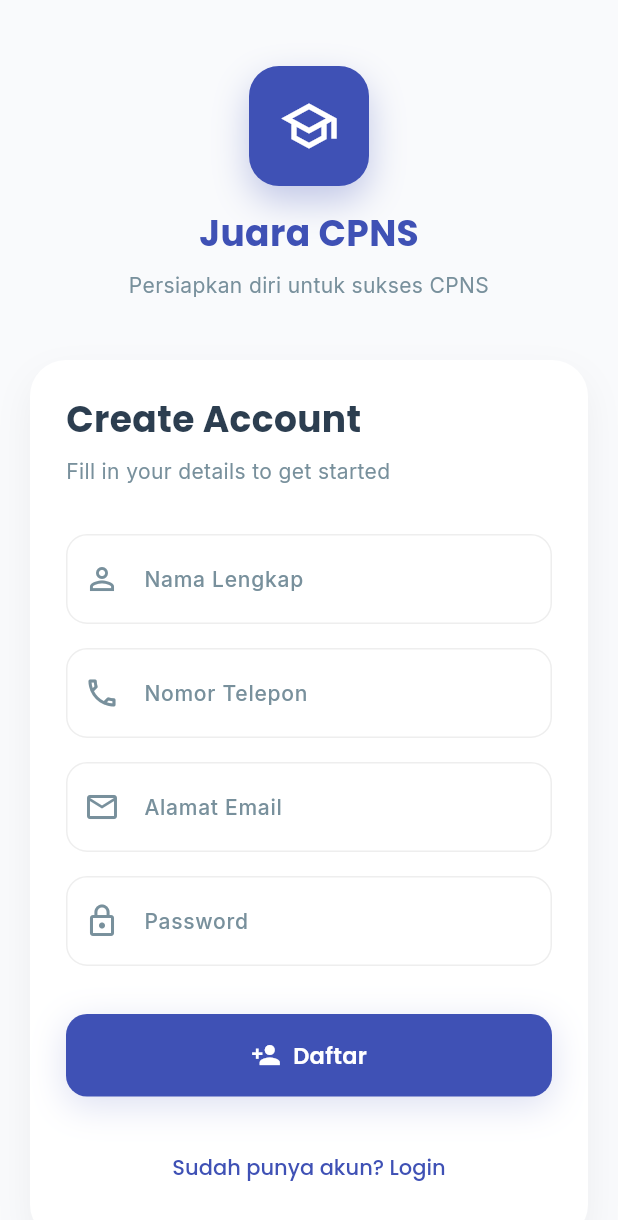
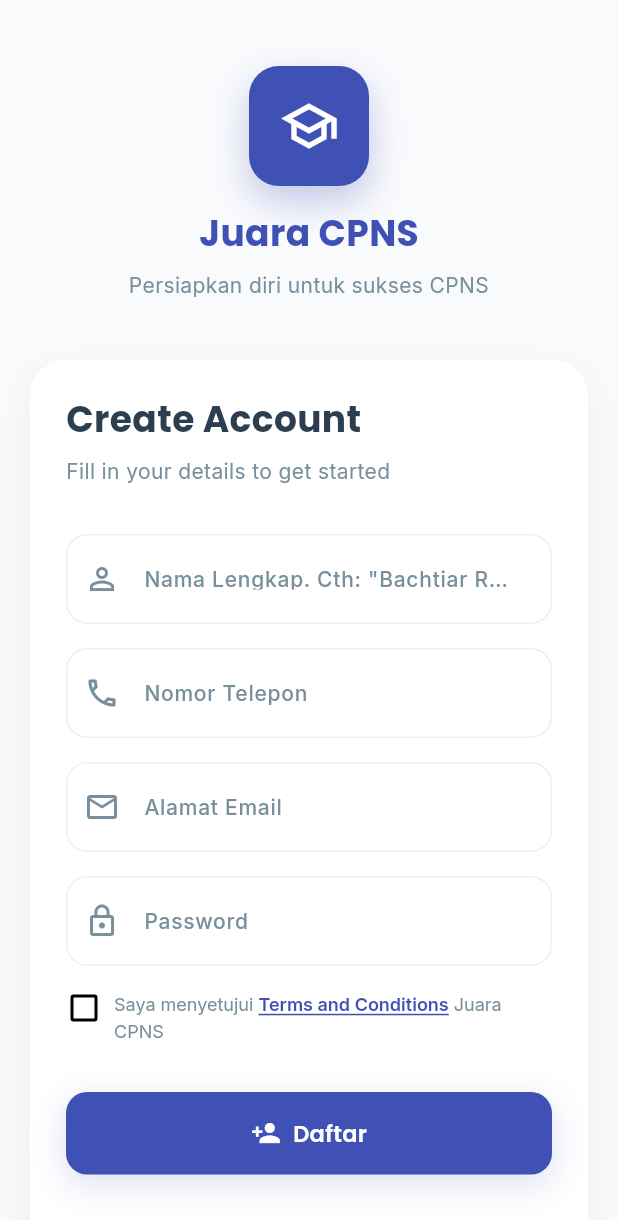
Before and after one commit to arizonaadipradana/juara_cpns, a Flutter app: the screen it shows after launch, after a tap on "Login", after a tap on "Belum punya akun? Daftar sekarang", on a phone screen of 412 x 824 dp. Shown: the top 1220 px of the screen. Run offline on Flutter 3.47's test engine with Material 3 defaults, Android fonts, the phone set to English and light mode, and no system bars; our stand-ins replace cloud_firestore, firebase_auth, firebase_core, flutter_svg, google_fonts, lottie and 2 more; accounts and stored records are empty.

Commit message:
Add terms and conditions checkbox to registration form and enhance CustomButton with disabled state

```diff
--- a/lib/screens/auth_screen.dart
+++ b/lib/screens/auth_screen.dart
@@ -1,7 +1,9 @@
 import 'package:cloud_firestore/cloud_firestore.dart';
 import 'package:firebase_auth/firebase_auth.dart';
+import 'package:flutter/gestures.dart';
 import 'package:flutter/material.dart';
 import 'package:juara_cpns/main.dart';
+import 'package:juara_cpns/screens/help_screen.dart';
 import 'package:juara_cpns/theme/app_theme.dart';
 import 'package:juara_cpns/widgets//custom_button.dart';
 import 'package:juara_cpns/widgets//responsive_builder.dart';
@@ -20,6 +22,7 @@ class _AuthScreenState extends State<AuthScreen> with SingleTickerProviderStateM
   final _formKey = GlobalKey<FormState>();
   var _isLogin = true;
   var _isLoading = false;
+  var _termsAccepted = false;
   String _email = '';
   String _password = '';
   String _username = '';
@@ -242,7 +245,7 @@ class _AuthScreenState extends State<AuthScreen> with SingleTickerProviderStateM
                             return null;
                           },
                           decoration: const InputDecoration(
-                            labelText: 'Nama Lengkap',
+                            labelText: 'Nama Lengkap. Cth: "Bachtiar Rachmanto"',
                             prefixIcon: Icon(Icons.person_outline),
                           ),
                           onSaved: (value) {
@@ -261,10 +264,12 @@ class _AuthScreenState extends State<AuthScreen> with SingleTickerProviderStateM
                           decoration: const InputDecoration(
                             labelText: 'Nomor Telepon',
                             prefixIcon: Icon(Icons.phone_outlined),
+                            prefixText: "+62",
+                            prefixStyle: TextStyle(color: Colors.black)
                           ),
                           keyboardType: TextInputType.phone,
                           onSaved: (value) {
-                            _phoneNumber = value ?? '';
+                            _phoneNumber = '+62${value ?? ''}';
                           },
                         ),
                         const SizedBox(height: 16),
@@ -320,13 +325,78 @@ class _AuthScreenState extends State<AuthScreen> with SingleTickerProviderStateM
                       ),
                     ),
 
+                  // Tambahkan checkbox persetujuan Terms and Conditions untuk halaman pendaftaran
+                  if (!_isLogin)
+                    Padding(
+                      padding: const EdgeInsets.only(top: 16.0),
+                      child: Row(
+                        crossAxisAlignment: CrossAxisAlignment.start,
+                        children: [
+                          SizedBox(
+                            width: 24,
+                            height: 24,
+                            child: Checkbox(
+                              value: _termsAccepted,
+                              activeColor: AppTheme.primaryColor,
+                              onChanged: (value) {
+                                setState(() {
+                                  _termsAccepted = value ?? false;
+                                });
+                              },
+                            ),
+                          ),
+                          const SizedBox(width: 8),
+                          Expanded(
+                            child: RichText(
+                              text: TextSpan(
+                                style: AppTheme.textTheme.bodySmall?.copyWith(
+                                  color: AppTheme.textSecondaryColor,
+                                ),
+                                children: [
+                                  const TextSpan(
+                                    text: 'Saya menyetujui ',
+                                  ),
+                                  TextSpan(
+                                    text: 'Terms and Conditions',
+                                    style: AppTheme.textTheme.bodySmall?.copyWith(
+                                      color: AppTheme.primaryColor,
+                                      fontWeight: FontWeight.w600,
+                                      decoration: TextDecoration.underline,
+                                    ),
+                                    recognizer: TapGestureRecognizer()
+                                      ..onTap = () {
+                                        Navigator.push(
+                                          context,
+                                          MaterialPageRoute(
+                                            builder: (context) => const HelpScreen(),
+                                          ),
+                                        );
+                                      },
+                                  ),
+                                  const TextSpan(
+                                    text: ' Juara CPNS',
+                                  ),
+                                ],
+                              ),
+                            ),
+                          ),
+                        ],
+                      ),
+                    ),
+
                   const SizedBox(height: 32),
 
                   CustomButton(
                     text: _isLogin ? 'Login' : 'Daftar',
-                    onPressed: _submit,
+                    onPressed: () {
+                      if (_isLogin || _termsAccepted) {
+                        _submit();
+                      }
+                    },
                     isLoading: _isLoading,
                     icon: _isLogin ? Icons.login : Icons.person_add,
+                    // Tombol menjadi disabled jika terms belum dicentang
+                    disabled: !_isLogin && !_termsAccepted,
                   ),
 
                   const SizedBox(height: 24),
--- a/lib/screens/help_screen.dart
+++ b/lib/screens/help_screen.dart
@@ -96,6 +96,7 @@ class _HelpScreenState extends State<HelpScreen>
                 },
                 icon: Icons.arrow_back,
                 isPrimary: true,
+                disabled: false,
               ),
             ],
           ),
--- a/lib/screens/payment_screen.dart
+++ b/lib/screens/payment_screen.dart
@@ -326,6 +326,7 @@ class _PaymentScreenState extends State<PaymentScreen> {
         ),
         actions: [
           CustomButton(
+            disabled: false,
             text: confirmText,
             onPressed: onConfirm,
             isFullWidth: true,
@@ -751,6 +752,7 @@ class _PaymentScreenState extends State<PaymentScreen> {
 
                     // Payment button
                     CustomButton(
+                      disabled: false,
                       text: 'Bayar Sekarang',
                       onPressed: isProcessing ? () {} : processPayment,
                       isLoading: isProcessing,
--- a/lib/screens/practice_test_screen.dart
+++ b/lib/screens/practice_test_screen.dart
@@ -436,6 +436,7 @@ class _PracticeTestScreenState extends State<PracticeTestScreen> {
             ),
             const SizedBox(height: 16),
             CustomButton(
+              disabled: false,
               text: 'Coba Lagi',
               onPressed: () {
                 setState(() {});
@@ -585,6 +586,7 @@ class _PracticeTestScreenState extends State<PracticeTestScreen> {
             const SizedBox(height: 16),
             // Action button
             CustomButton(
+              disabled: false,
               text: package.isLocked ? 'Beli Sekarang' : 'Mulai Tryout',
               isPrimary: true,
               isFullWidth: true,
--- a/lib/screens/profile_screen.dart
+++ b/lib/screens/profile_screen.dart
@@ -340,6 +340,7 @@ class _ProfileScreenState extends State<ProfileScreen> {
             },
             isPrimary: false,
             icon: Icons.edit_outlined,
+            disabled: false,
           ),
         ],
       ),
@@ -780,6 +781,7 @@ class _ProfileScreenState extends State<ProfileScreen> {
                 CustomButton(
                   text: 'Renew Plan',
                   isPrimary: false,
+                  disabled: false,
                   onPressed: () {
                     ScaffoldMessenger.of(context).showSnackBar(
                       const SnackBar(
--- a/lib/screens/result_screen.dart
+++ b/lib/screens/result_screen.dart
@@ -48,6 +48,7 @@ class ResultScreen extends StatelessWidget {
                   CustomButton(
                     text: 'Kembali ke Menu',
                     onPressed: () => Navigator.of(context).pop(),
+                    disabled: false
                   ),
                 ],
               ),
--- a/lib/screens/tryout_screen.dart
+++ b/lib/screens/tryout_screen.dart
@@ -547,6 +547,7 @@ class _TryoutScreenState extends State<TryoutScreen> with SingleTickerProviderSt
               ),
               const SizedBox(height: 24),
               CustomButton(
+                disabled: false,
                 text: 'Kembali',
                 onPressed: () {
                   Navigator.pop(context);
@@ -729,6 +730,7 @@ class _TryoutScreenState extends State<TryoutScreen> with SingleTickerProviderSt
             _buildIndicatorLegend(),
             const SizedBox(height: 16),
             CustomButton(
+              disabled: false,
               text: widget.markedQuestions.contains(questions[currentQuestionIndex].id)
                   ? 'Hapus Tanda'
                   : 'Tandai Soal',
--- a/lib/widgets/custom_button.dart
+++ b/lib/widgets/custom_button.dart
@@ -3,11 +3,12 @@ import 'package:juara_cpns/theme/app_theme.dart';
 
 class CustomButton extends StatelessWidget {
   final String text;
-  final VoidCallback onPressed;
+  final VoidCallback onPressed;  // <-- Ini mengharapkan fungsi non-nullable
   final bool isLoading;
   final bool isPrimary;
   final bool isFullWidth;
   final IconData? icon;
+  final bool disabled;  // <-- Property ini ditambahkan
 
   const CustomButton({
     Key? key,
@@ -17,6 +18,7 @@ class CustomButton extends StatelessWidget {
     this.isPrimary = true,
     this.isFullWidth = true,
     this.icon,
+    this.disabled = false,  // <-- Default value
   }) : super(key: key);
 
   @override
@@ -49,12 +51,15 @@ class CustomButton extends StatelessWidget {
       width: isFullWidth ? double.infinity : null,
       decoration: BoxDecoration(
         borderRadius: BorderRadius.circular(12),
-        boxShadow: isPrimary ? AppTheme.buttonShadow : null,
+        boxShadow: isPrimary && !disabled ? AppTheme.buttonShadow : null,
       ),
-      child: ElevatedButton(
-        onPressed: isLoading ? null : onPressed,
-        style: buttonStyle,
-        child: buttonContent,
+      child: Opacity(
+        opacity: disabled ? 0.5 : 1.0,  // <-- Gunakan opacity untuk tampilan disabled
+        child: ElevatedButton(
+          onPressed: disabled ? null : onPressed,  // <-- Gunakan null untuk disabled
+          style: buttonStyle,
+          child: buttonContent,
+        ),
       ),
     );
   }
```
